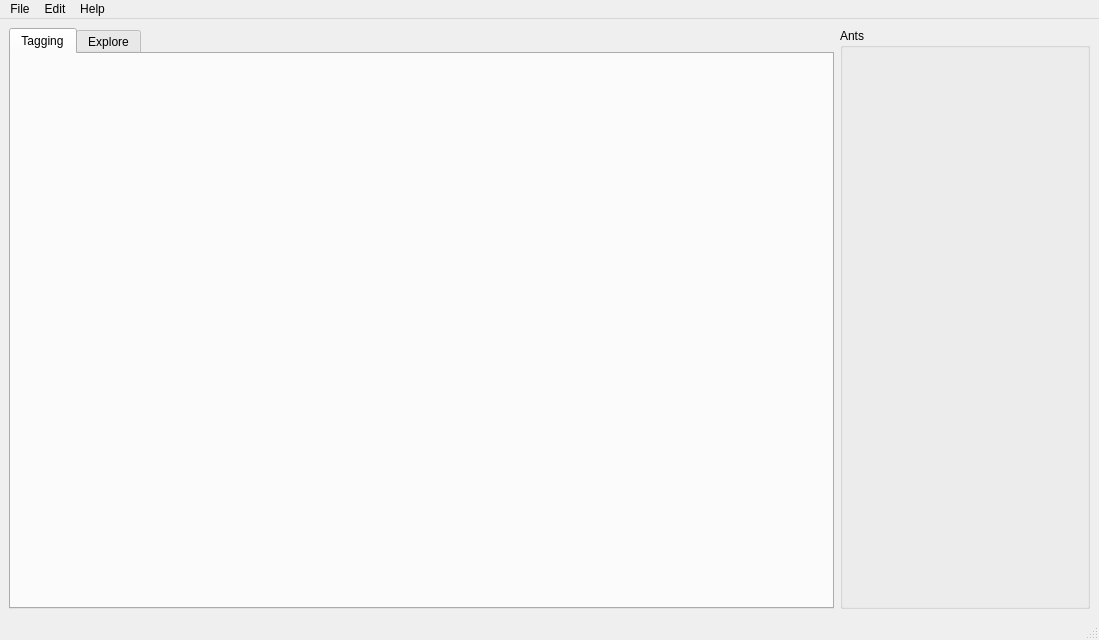
Above: src/fort-studio/MainWindow.ui from formicidae-tracker/studio before the change. Below: the same form after it.
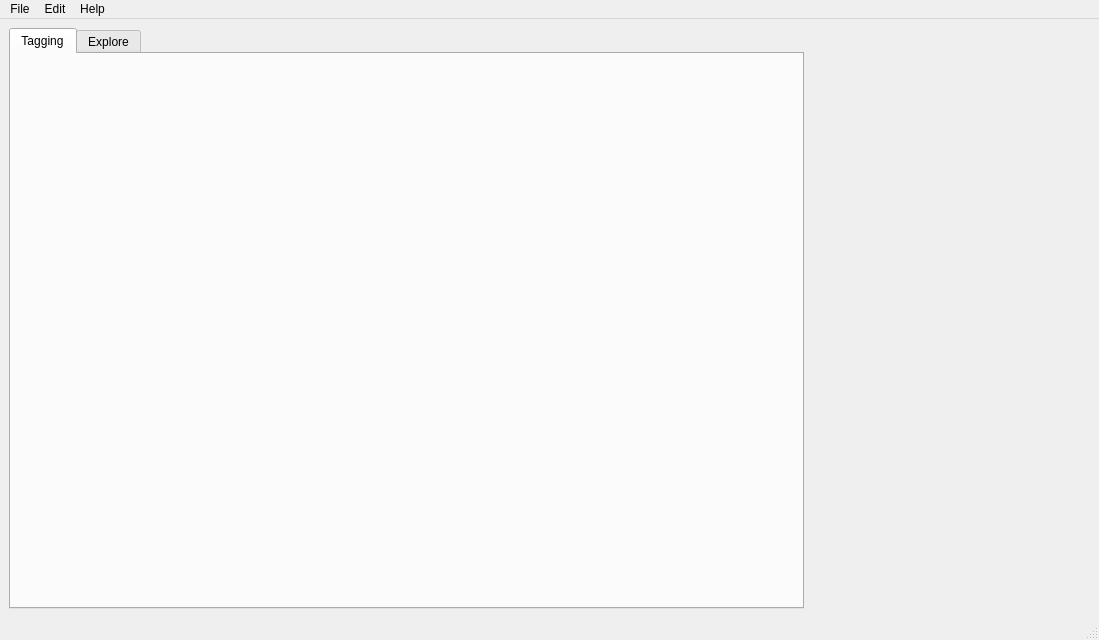
That is the form after the change. Icons and pictures are not drawn. Custom widgets are drawn as their Qt base class.

```diff
--- a/src/fort-studio/MainWindow.ui
+++ b/src/fort-studio/MainWindow.ui
@@ -33,7 +33,7 @@
      </widget>
     </item>
     <item>
-     <widget class="QGroupBox" name="groupBox">
+     <widget class="AntListWidget" name="antList" native="true">
       <property name="sizePolicy">
        <sizepolicy hsizetype="Maximum" vsizetype="Preferred">
         <horstretch>0</horstretch>
@@ -42,24 +42,16 @@
       </property>
       <property name="minimumSize">
        <size>
-        <width>250</width>
+        <width>280</width>
         <height>0</height>
        </size>
       </property>
       <property name="maximumSize">
        <size>
-        <width>250</width>
+        <width>280</width>
         <height>16777215</height>
        </size>
       </property>
-      <property name="title">
-       <string>Ants</string>
-      </property>
-      <layout class="QVBoxLayout" name="verticalLayout">
-       <item>
-        <widget class="AntListWidget" name="antList" native="true"/>
-       </item>
-      </layout>
      </widget>
     </item>
    </layout>
```
